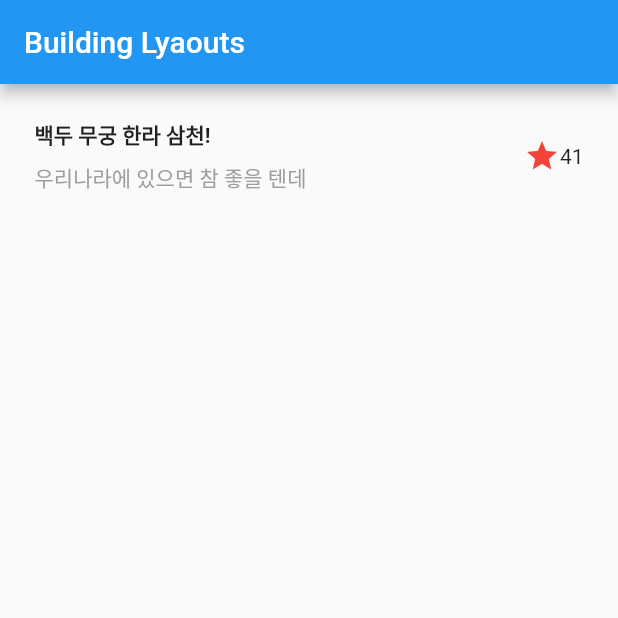
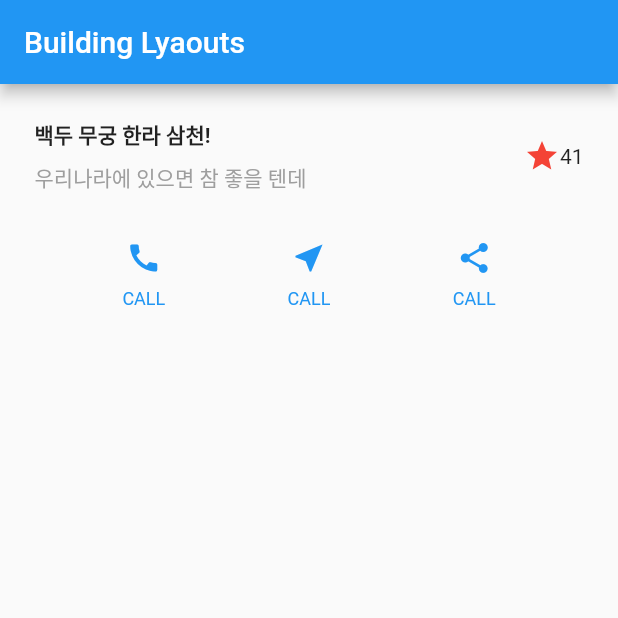
Before and after one commit to Dart-for-Apps/flutter-building-layouts, a Flutter app: the screen it shows after launch, on a phone screen of 412 x 824 dp, the top half of it. Run offline on Flutter 3.47's test engine with Material 2 defaults, Android fonts, the phone set to English and light mode, and no system bars.

Commit message:
Complete Step 3

```diff
--- a/lib/main.dart
+++ b/lib/main.dart
@@ -7,7 +7,7 @@ class MyApp extends StatelessWidget {
   @override
   Widget build(BuildContext context) {
     return MaterialApp(
-      title: 'Flutter Demo',
+      title: 'Building Layouts',
       theme: ThemeData(
         primarySwatch: Colors.blue,
       ),
@@ -27,6 +27,10 @@ class BuildingLayouts extends StatelessWidget {
       body: Column(
         children: <Widget>[
           TitleSection(),
+          SizedBox(
+            height: 8.0,
+          ),
+          ButtonSection(),
         ],
       ),
     );
@@ -73,3 +77,46 @@ class TitleSection extends StatelessWidget {
     );
   }
 }
+
+class CustomButton extends StatelessWidget {
+  final IconData icon;
+  final String label;
+
+  CustomButton({this.icon, this.label});
+  @override
+  Widget build(BuildContext context) {
+    // TODO: implement build
+    Color color = Theme.of(context).primaryColor;
+    return Column(
+      mainAxisAlignment: MainAxisAlignment.center,
+      mainAxisSize: MainAxisSize.min,
+      children: <Widget>[
+        Icon(icon, color: color),
+        SizedBox(
+          height: 8.0,
+        ),
+        Text(label,
+            style: TextStyle(
+              fontSize: 12.0,
+              fontWeight: FontWeight.w400,
+              color: color,
+            ))
+      ],
+    );
+  }
+}
+
+class ButtonSection extends StatelessWidget {
+  @override
+  Widget build(BuildContext context) {
+    // TODO: implement build
+    return Row(
+      mainAxisAlignment: MainAxisAlignment.spaceEvenly,
+      children: <Widget>[
+        CustomButton(icon: Icons.call, label: 'CALL'),
+        CustomButton(icon: Icons.near_me, label: 'CALL'),
+        CustomButton(icon: Icons.share, label: 'CALL'),
+      ],
+    );
+  }
+}
```
